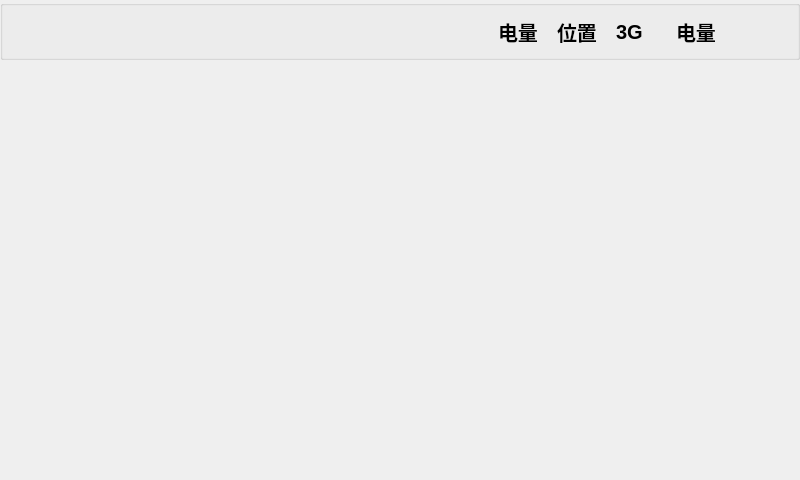
Old version of the form newCranePro/workwidget.ui in the repository vcheung/newCranePro.
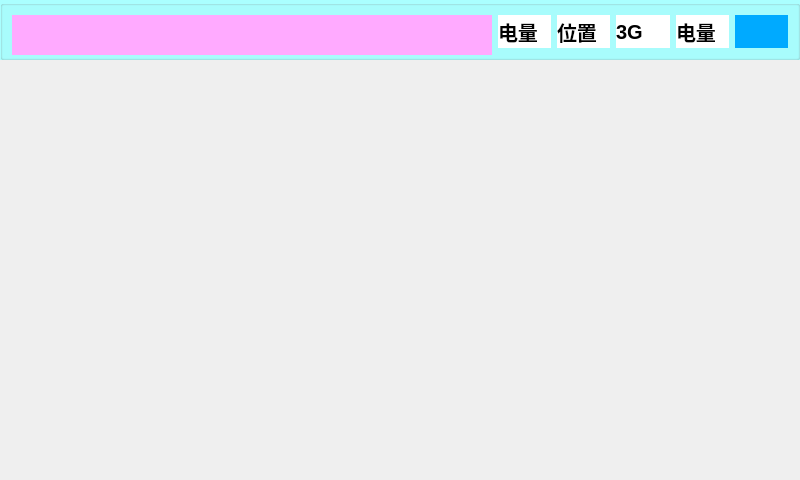
New version of the form.

```diff
--- a/newCranePro/workwidget.ui
+++ b/newCranePro/workwidget.ui
@@ -13,7 +13,13 @@
   <property name="windowTitle">
    <string>Form</string>
   </property>
+  <property name="autoFillBackground">
+   <bool>false</bool>
+  </property>
   <widget class="QGroupBox" name="groupBox">
+   <property name="enabled">
+    <bool>true</bool>
+   </property>
    <property name="geometry">
     <rect>
      <x>0</x>
@@ -275,6 +281,9 @@
      </disabled>
     </palette>
    </property>
+   <property name="autoFillBackground">
+    <bool>true</bool>
+   </property>
    <property name="title">
     <string/>
    </property>
@@ -702,6 +711,9 @@
         </disabled>
        </palette>
       </property>
+      <property name="autoFillBackground">
+       <bool>true</bool>
+      </property>
       <property name="text">
        <string/>
       </property>
@@ -1131,6 +1143,9 @@
         <bold>true</bold>
        </font>
       </property>
+      <property name="autoFillBackground">
+       <bool>true</bool>
+      </property>
       <property name="text">
        <string>电量</string>
       </property>
@@ -1560,6 +1575,9 @@
         <bold>true</bold>
        </font>
       </property>
+      <property name="autoFillBackground">
+       <bool>true</bool>
+      </property>
       <property name="text">
        <string>位置</string>
       </property>
@@ -1989,6 +2007,9 @@
         <bold>true</bold>
        </font>
       </property>
+      <property name="autoFillBackground">
+       <bool>true</bool>
+      </property>
       <property name="text">
        <string>3G</string>
       </property>
@@ -2418,6 +2439,9 @@
         <bold>true</bold>
        </font>
       </property>
+      <property name="autoFillBackground">
+       <bool>true</bool>
+      </property>
       <property name="text">
        <string>电量</string>
       </property>
@@ -2847,6 +2871,9 @@
         <bold>true</bold>
        </font>
       </property>
+      <property name="autoFillBackground">
+       <bool>true</bool>
+      </property>
       <property name="text">
        <string/>
       </property>
```
